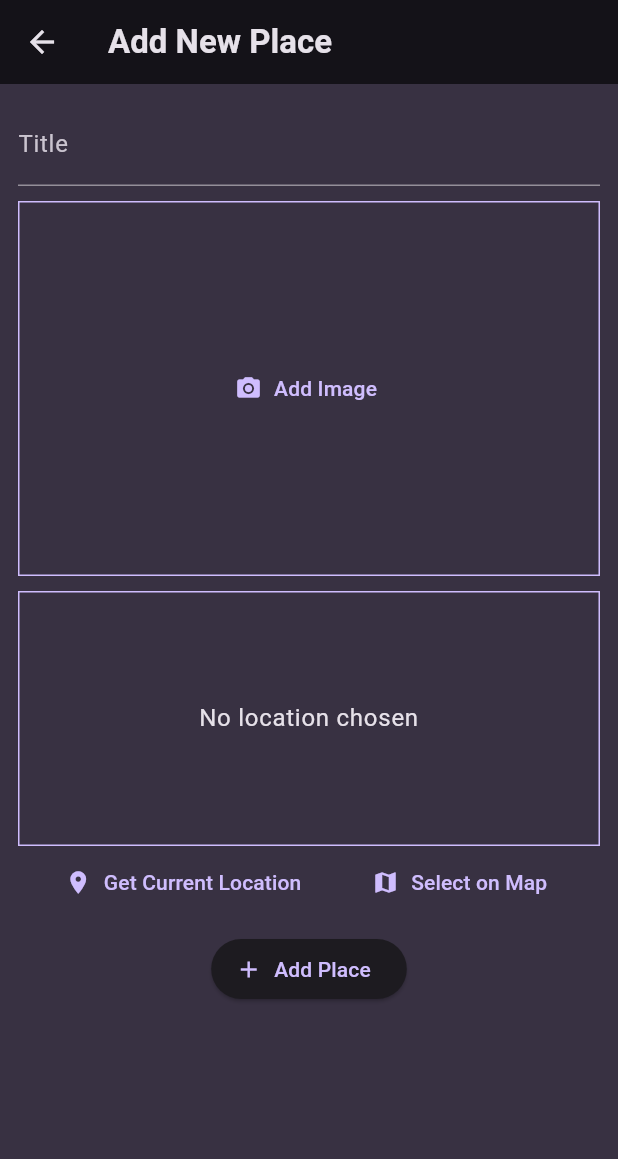
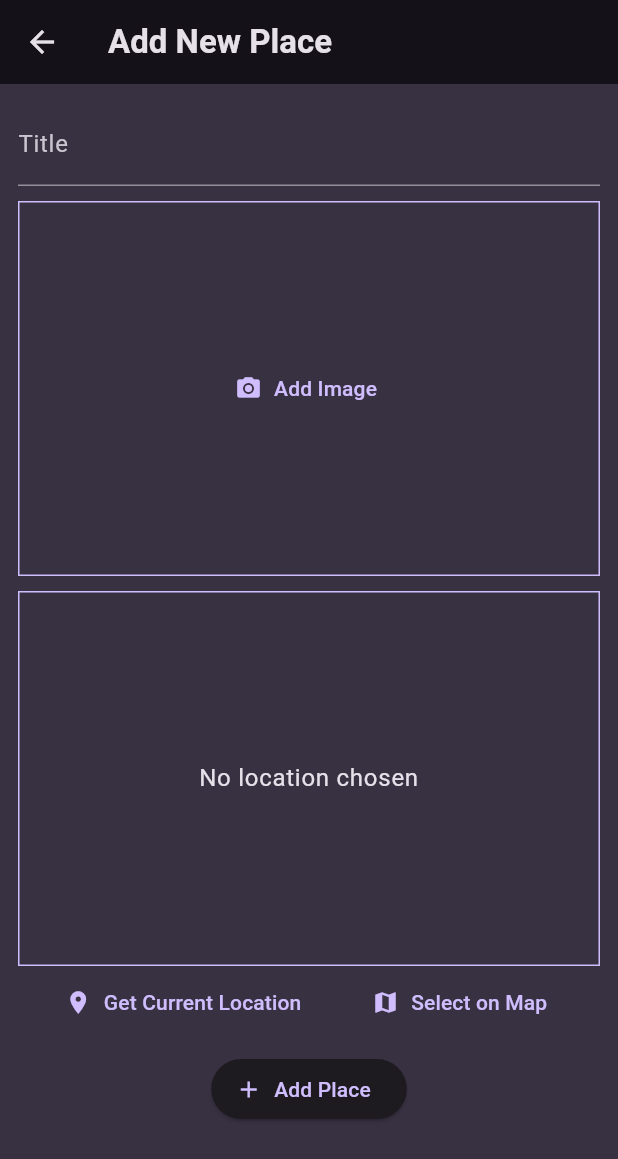
Before and after one commit to tahmidulislamfahim/favorite_places, a Flutter app: the NewPlaceScreen screen opened directly, on a phone screen of 412 x 824 dp. Shown: the top 1159 px of the screen. Run offline on Flutter 3.47's test engine with Material 3 defaults, Android fonts, the phone set to English and light mode, and no system bars; our stand-ins replace flutter_map, flutter_riverpod, geocoding, google_fonts, image_picker, latlong2 and 1 more.

```diff
--- a/lib/widgets/location_input.dart
+++ b/lib/widgets/location_input.dart
@@ -89,7 +89,7 @@ class _LocationInputState extends State<LocationInput> {
       previewContent = Column(
         children: [
           SizedBox(
-            height: 120,
+            height: 175,
             child: MyLocation(pickedLocation: _pickedLocation),
           ),
           if (_address != null)
@@ -97,6 +97,7 @@ class _LocationInputState extends State<LocationInput> {
               padding: const EdgeInsets.only(top: 8.0),
               child: Text(
                 _address!,
+                textAlign: TextAlign.center,
                 style: Theme.of(context).textTheme.bodyLarge!.copyWith(
                   color: Theme.of(context).colorScheme.onSurface,
                 ),
@@ -110,7 +111,7 @@ class _LocationInputState extends State<LocationInput> {
       children: [
         Container(
           alignment: Alignment.center,
-          height: 170,
+          height: 250,
           width: double.infinity,
           decoration: BoxDecoration(
             border: Border.all(
```
Also changed, not shown: lib/screens/place_details.dart (+10 -7 lines), 1 other file.
